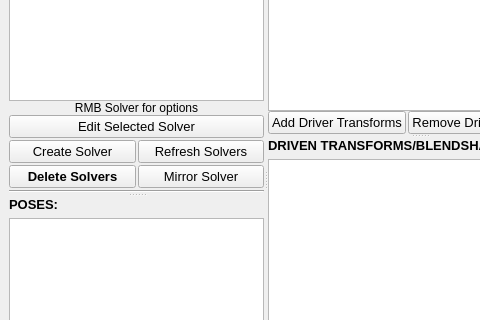
First picture: the form in python/epic_pose_wrangler/v2/view/pose_wrangler_ui.ui, repository GGboom-er/PoseDriverConnect, before the edit; both pictures show x 0 to 480 and y 177 to 497 of the 893 by 693 pixel window.
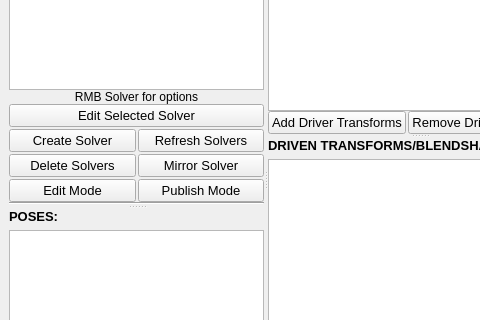
Second picture: the form after the edit.

The edit to the form file:
```diff
--- a/python/epic_pose_wrangler/v2/view/pose_wrangler_ui.ui
+++ b/python/epic_pose_wrangler/v2/view/pose_wrangler_ui.ui
@@ -174,7 +174,7 @@
              <property name="font">
               <font>
                <pointsize>10</pointsize>
-               <bold>true</bold>
+               <bold>false</bold>
               </font>
              </property>
              <property name="text">
@@ -212,6 +212,37 @@
            </property>
           </spacer>
          </item>
+         <item>
+          <layout class="QHBoxLayout" name="horizontalLayout_17">
+           <property name="spacing">
+            <number>2</number>
+           </property>
+           <item>
+            <widget class="QPushButton" name="edit_mode_btn">
+             <property name="font">
+              <font>
+               <pointsize>10</pointsize>
+              </font>
+             </property>
+             <property name="text">
+              <string>Edit Mode</string>
+             </property>
+            </widget>
+           </item>
+           <item>
+            <widget class="QPushButton" name="publish_mode_btn">
+             <property name="font">
+              <font>
+               <pointsize>10</pointsize>
+              </font>
+             </property>
+             <property name="text">
+              <string>Publish Mode</string>
+             </property>
+            </widget>
+           </item>
+          </layout>
+         </item>
          <item>
           <widget class="Line" name="line_4">
            <property name="orientation">
```
Left out of the diff: 46 changed lines with no effect on the pictures.
